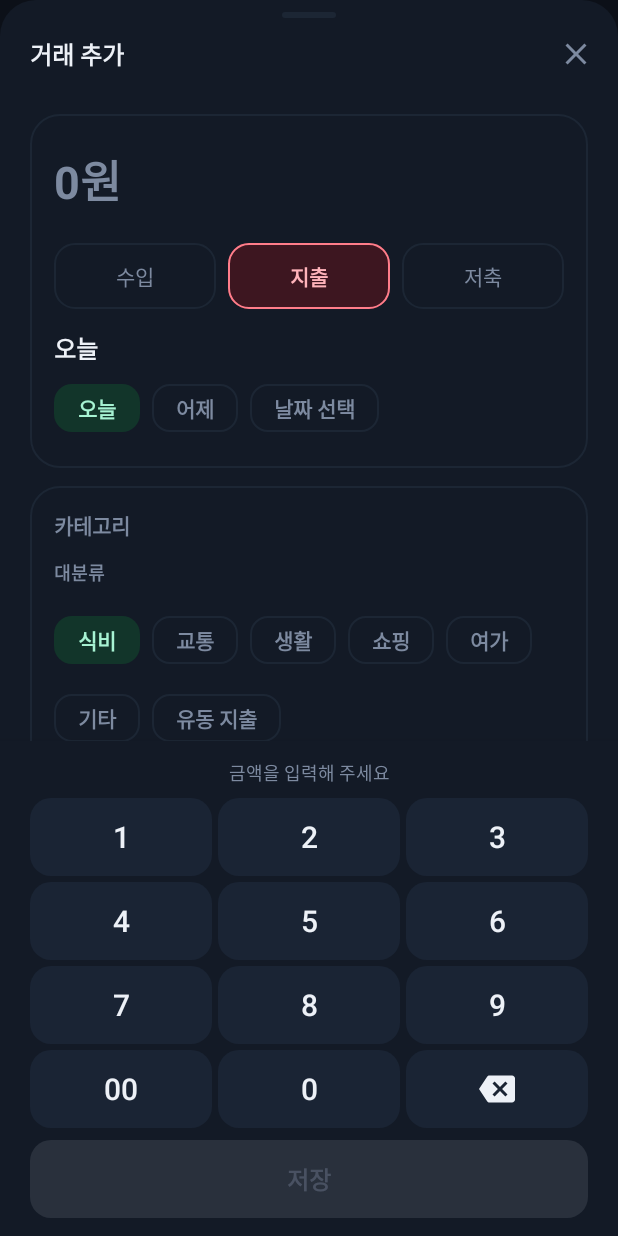
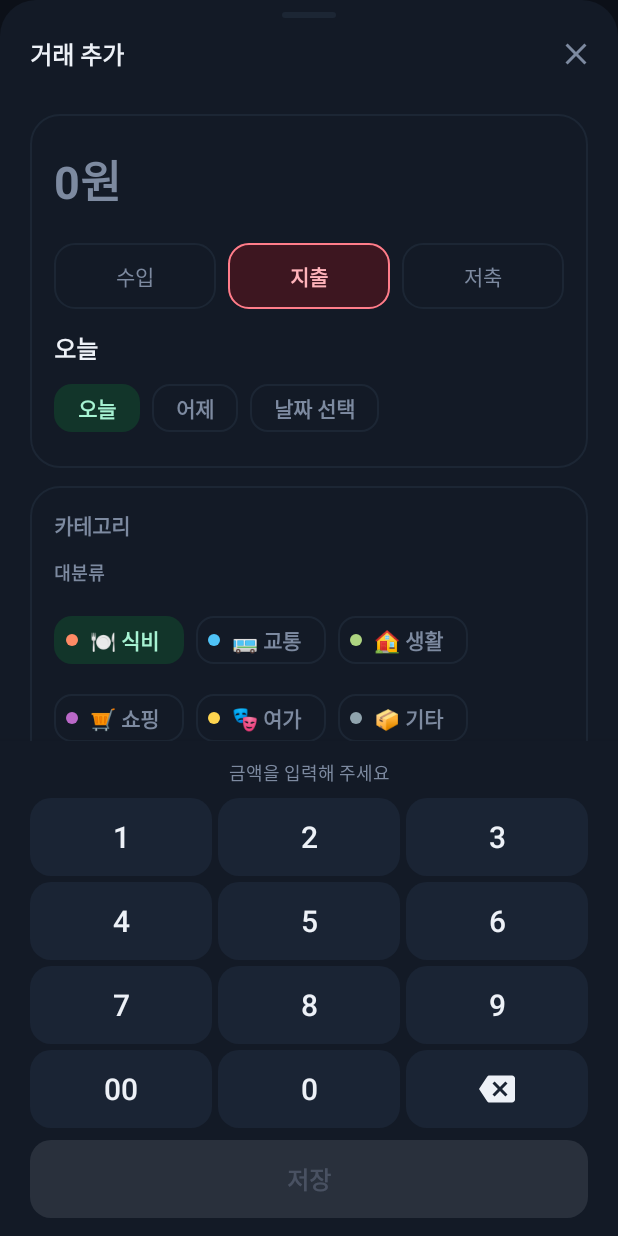
Before and after one commit to ffinguMac/household-budget-android, an Android app built with Jetpack Compose: the add screen opened through its navigation route, on a phone screen of 412 x 824 dp. Run offline under Robolectric (Android 15) with nearby library versions, the phone set to English and light mode, and no system bars; our stand-ins replace Room's generated code.

Commit message:
feat: 리포트 카드·카테고리 선택·예산 설정에 카테고리 색과 이모지 표시
Co-Authored-By: Claude Sonnet 5.5 <noreply@anthropic.com>

```diff
--- a/app/src/main/java/com/householdbudget/app/ui/edit/EditTransactionScreen.kt
+++ b/app/src/main/java/com/householdbudget/app/ui/edit/EditTransactionScreen.kt
@@ -90,6 +90,9 @@ import com.householdbudget.app.ui.EditTransactionViewModel
 import com.householdbudget.app.ui.EditTransactionViewModelFactory
 import com.householdbudget.app.ui.components.ScreenHorizontalPadding
 import com.householdbudget.app.ui.theme.Space
+import com.householdbudget.app.ui.theme.CategoryDot
+import com.householdbudget.app.ui.theme.categoryStyleOf
+import com.householdbudget.app.ui.theme.categoryLabel
 import com.householdbudget.app.ui.theme.kindAccent
 import com.householdbudget.app.ui.theme.kindContainer
 import com.householdbudget.app.ui.theme.kindOnContainer
@@ -457,7 +460,8 @@ fun EditTransactionScreen(
                                 val first = childrenByParent[parent.id]?.firstOrNull()
                                 vm.setParent(parent.id, first)
                             },
-                            label = { Text(parent.name) },
+                            label = { Text(categoryLabel(parent.name)) },
+                            leadingIcon = { CategoryDot(categoryStyleOf(parent.name).color) },
                             colors =
                                 FilterChipDefaults.filterChipColors(
                                     selectedContainerColor = MaterialTheme.colorScheme.secondaryContainer,
@@ -651,7 +655,7 @@ fun EditTransactionScreen(
                         sections.forEach { (parent, children) ->
                             item(key = "parent-${parent.id}") {
                                 Text(
-                                    text = parent.name,
+                                    text = categoryLabel(parent.name),
                                     style = MaterialTheme.typography.labelLarge,
                                     color = MaterialTheme.colorScheme.onSurfaceVariant,
                                     modifier = Modifier.padding(top = Space.md, bottom = Space.xs),
--- a/app/src/main/java/com/householdbudget/app/ui/settings/BudgetSettingsScreen.kt
+++ b/app/src/main/java/com/householdbudget/app/ui/settings/BudgetSettingsScreen.kt
@@ -56,6 +56,9 @@ import com.householdbudget.app.ui.BudgetViewModel
 import com.householdbudget.app.ui.components.ScreenHorizontalPadding
 import com.householdbudget.app.ui.components.SectionHeader
 import com.householdbudget.app.ui.theme.Space
+import com.householdbudget.app.ui.theme.CategoryDot
+import com.householdbudget.app.ui.theme.categoryStyleOf
+import com.householdbudget.app.ui.theme.categoryLabel
 import com.householdbudget.app.ui.util.formatDigitsGrouped
 import com.householdbudget.app.ui.util.formatWon
 import com.householdbudget.app.ui.util.stripDigits
@@ -268,7 +271,7 @@ fun BudgetSettingsScreen(
                                 ) {
                                     Column(modifier = Modifier.weight(1f)) {
                                         Text(
-                                            text = parent.name,
+                                            text = categoryLabel(parent.name),
                                             style = MaterialTheme.typography.bodyLarge,
                                             fontWeight = FontWeight.SemiBold,
                                             color = MaterialTheme.colorScheme.onSurface,
```
Also changed, not shown: app/src/main/java/com/householdbudget/app/ui/autoentry/PendingReviewScreen.kt (+7 -1 lines), app/src/main/java/com/householdbudget/app/ui/stats/StatsScreen.kt (+5 -3 lines).
